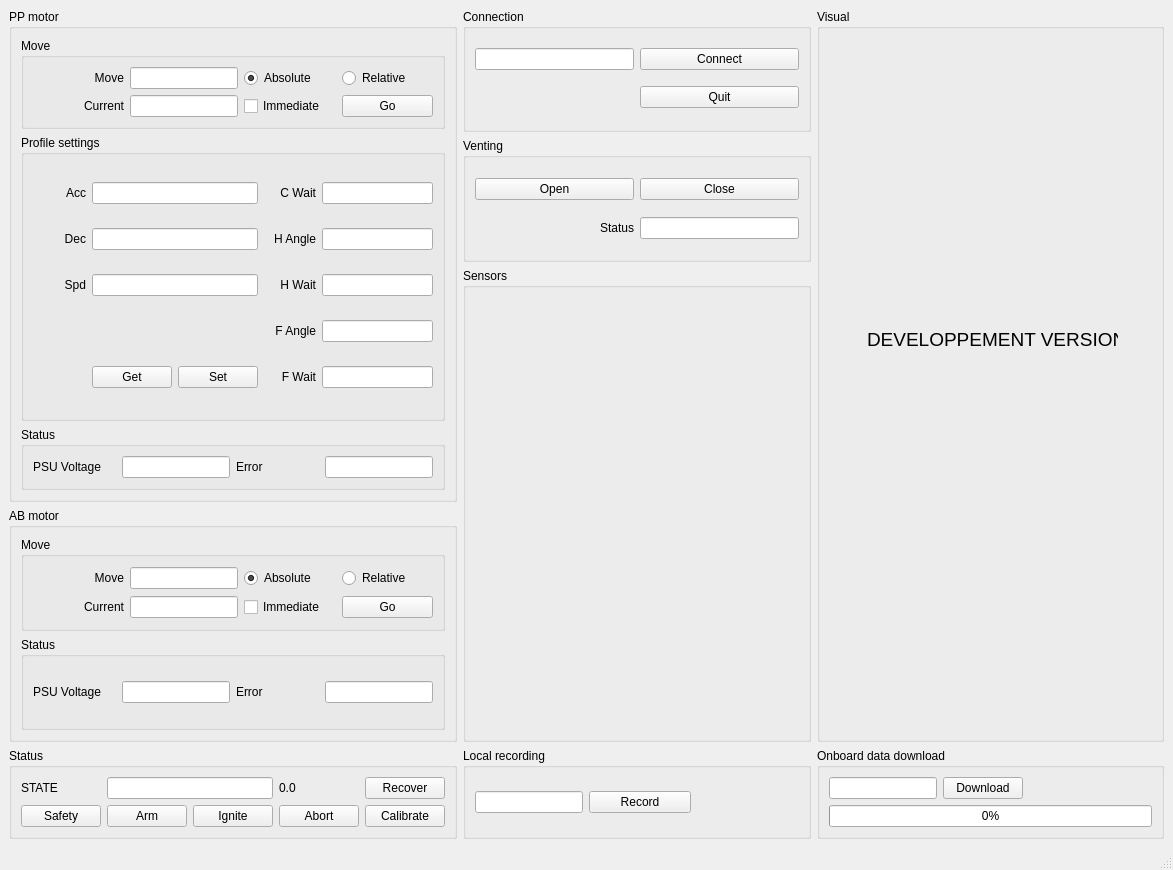
Above: Version_2/Desktop/control_station/mainwindow.ui from EPFLRocketTeam/PropulsionSoftware before the change. Below: the same form after it.
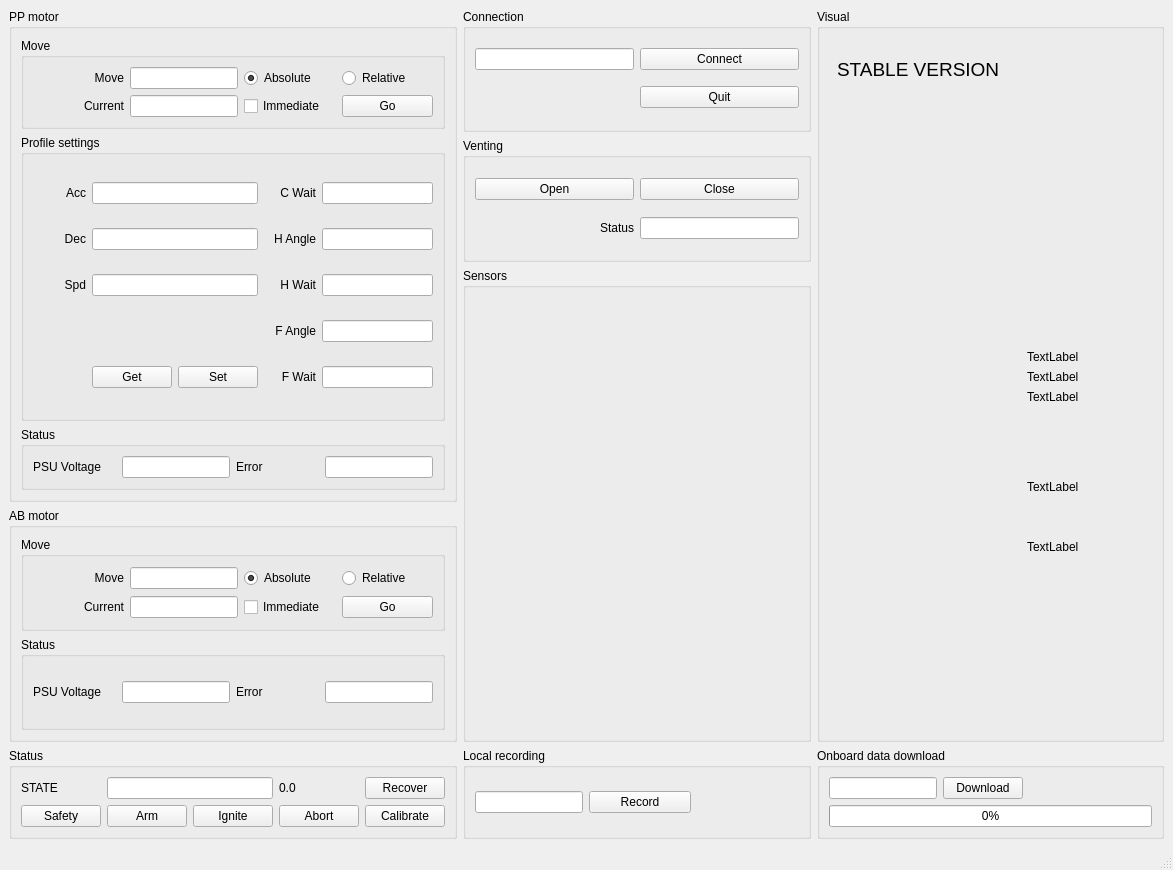
That is the form after the change. Icons and pictures are not drawn.

Diff of the .ui file:
```diff
--- a/Version_2/Desktop/control_station/mainwindow.ui
+++ b/Version_2/Desktop/control_station/mainwindow.ui
@@ -285,8 +285,8 @@
       <widget class="QLabel" name="label_17">
        <property name="geometry">
         <rect>
-         <x>50</x>
-         <y>310</y>
+         <x>20</x>
+         <y>40</y>
          <width>251</width>
          <height>41</height>
         </rect>
@@ -297,7 +297,72 @@
         </font>
        </property>
        <property name="text">
-        <string>DEVELOPPEMENT VERSION</string>
+        <string>STABLE VERSION</string>
+       </property>
+      </widget>
+      <widget class="QLabel" name="temp_1">
+       <property name="geometry">
+        <rect>
+         <x>210</x>
+         <y>340</y>
+         <width>81</width>
+         <height>16</height>
+        </rect>
+       </property>
+       <property name="text">
+        <string>TextLabel</string>
+       </property>
+      </widget>
+      <widget class="QLabel" name="temp_2">
+       <property name="geometry">
+        <rect>
+         <x>210</x>
+         <y>360</y>
+         <width>81</width>
+         <height>16</height>
+        </rect>
+       </property>
+       <property name="text">
+        <string>TextLabel</string>
+       </property>
+      </widget>
+      <widget class="QLabel" name="temp_3">
+       <property name="geometry">
+        <rect>
+         <x>210</x>
+         <y>380</y>
+         <width>81</width>
+         <height>16</height>
+        </rect>
+       </property>
+       <property name="text">
+        <string>TextLabel</string>
+       </property>
+      </widget>
+      <widget class="QLabel" name="pres_1">
+       <property name="geometry">
+        <rect>
+         <x>210</x>
+         <y>470</y>
+         <width>81</width>
+         <height>16</height>
+        </rect>
+       </property>
+       <property name="text">
+        <string>TextLabel</string>
+       </property>
+      </widget>
+      <widget class="QLabel" name="pres_2">
+       <property name="geometry">
+        <rect>
+         <x>210</x>
+         <y>530</y>
+         <width>81</width>
+         <height>16</height>
+        </rect>
+       </property>
+       <property name="text">
+        <string>TextLabel</string>
        </property>
       </widget>
      </widget>
```
